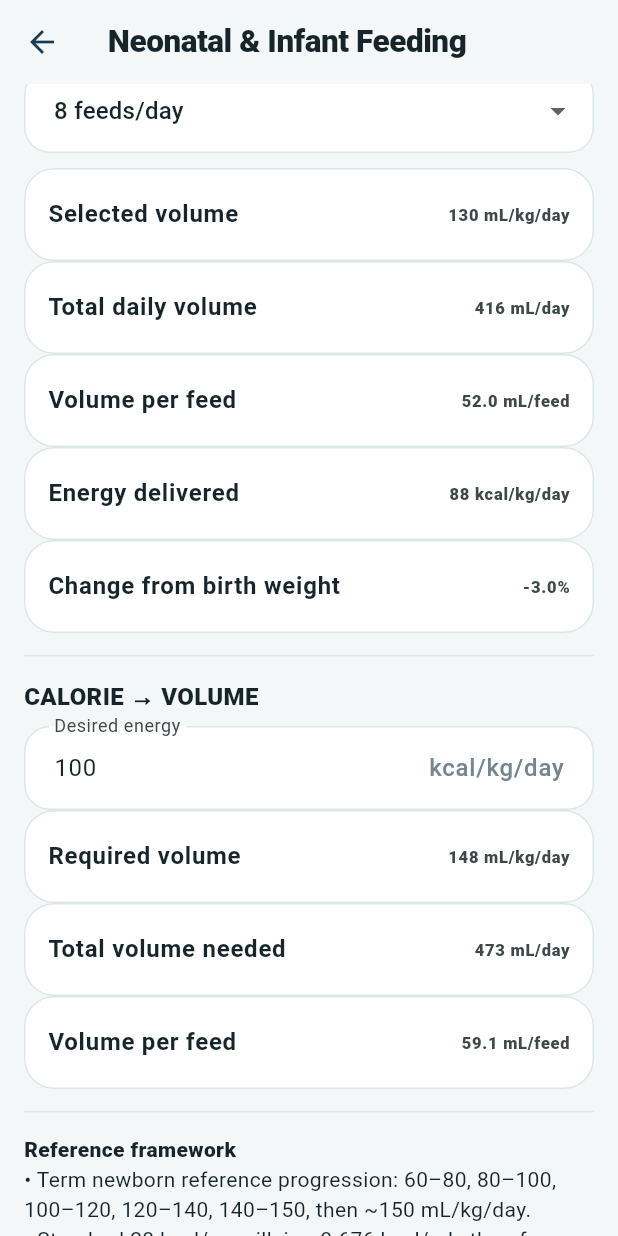
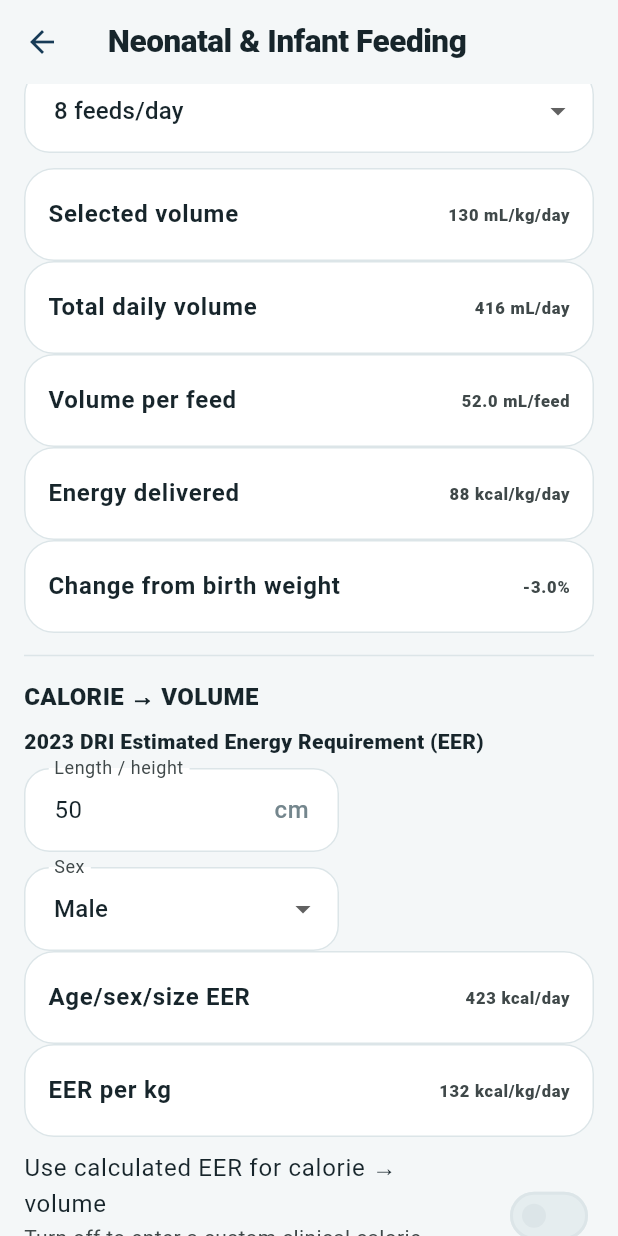
Before and after one commit to extraxen/pedsflow, a Flutter app: the InfantFeedingScreen screen opened directly, scrolled down 576 dp, on a phone screen of 412 x 824 dp. Run offline on Flutter 3.47's test engine with Material 3 defaults, Android fonts, the phone set to English and light mode, and no system bars; our stand-ins replace image_picker, shared_preferences; missing offline and left inert: dart:js_interop; accounts and stored records are empty.

Commit message:
Add infant age-based energy requirements
* Add 2023 DRI infant EER calculations

* Add age-based infant EER to feeding calculator

* Test infant EER calculations

```diff
--- a/lib/features/neonatal/infant_feeding_engine.dart
+++ b/lib/features/neonatal/infant_feeding_engine.dart
@@ -9,6 +9,8 @@ class InfantFeedingTarget {
   double get midpoint => (minMlKgDay + maxMlKgDay) / 2;
 }
 
+enum InfantSex { male, female }
+
 class InfantFeedingEngine {
   static InfantFeedingTarget termTargetForDol(int dol) {
     if (dol <= 0) return const InfantFeedingTarget(60, 80, 'First 24 hours');
@@ -18,10 +20,36 @@ class InfantFeedingEngine {
     if (dol == 4) return const InfantFeedingTarget(140, 150, 'Day of life 4');
     return const InfantFeedingTarget(150, 150, 'Day of life 5+');
   }
+
   static double dailyVolume({required double weightKg, required double mlKgDay}) => weightKg * mlKgDay;
   static double volumePerFeed({required double weightKg, required double mlKgDay, required int feedsPerDay}) => dailyVolume(weightKg: weightKg, mlKgDay: mlKgDay) / feedsPerDay;
   static double kcalPerMl(double kcalPerOz) => kcalPerOz / 29.5735;
   static double kcalKgDay({required double mlKgDay, required double kcalPerOz}) => mlKgDay * kcalPerMl(kcalPerOz);
   static double mlKgDayFromCalories({required double targetKcalKgDay, required double kcalPerOz}) => targetKcalKgDay / kcalPerMl(kcalPerOz);
   static double percentWeightChange({required double birthWeightKg, required double currentWeightKg}) => (currentWeightKg - birthWeightKg) / birthWeightKg * 100;
+
+  // 2023 Dietary Reference Intakes for Energy (US/Canada), ages 0 to <3 y.
+  // Age is entered in days and converted to years; height is cm and weight kg.
+  static double eerKcalDay({
+    required int ageDays,
+    required double heightCm,
+    required double weightKg,
+    required InfantSex sex,
+  }) {
+    final ageYears = ageDays / 365.25;
+    final ageMonths = ageDays / 30.4375;
+    if (sex == InfantSex.male) {
+      final growth = ageMonths < 3 ? 200.0 : ageMonths < 6 ? 50.0 : 20.0;
+      return -716.45 - ageYears + 17.82 * heightCm + 15.06 * weightKg + growth;
+    }
+    final growth = ageMonths < 3 ? 180.0 : ageMonths < 6 ? 60.0 : ageMonths < 12 ? 20.0 : 15.0;
+    return -69.15 + 80.0 * ageYears + 2.65 * heightCm + 54.15 * weightKg + growth;
+  }
+
+  static double eerKcalKgDay({
+    required int ageDays,
+    required double heightCm,
+    required double weightKg,
+    required InfantSex sex,
+  }) => eerKcalDay(ageDays: ageDays, heightCm: heightCm, weightKg: weightKg, sex: sex) / weightKg;
 }
--- a/lib/features/neonatal/infant_feeding_screen.dart
+++ b/lib/features/neonatal/infant_feeding_screen.dart
@@ -17,6 +17,9 @@ class _InfantFeedingScreenState extends State<InfantFeedingScreen> {
   final volumeGoal = TextEditingController(text: '130');
   final kcalOz = TextEditingController(text: '20');
   final calorieGoal = TextEditingController(text: '100');
+  final height = TextEditingController(text: '50');
+  InfantSex sex = InfantSex.male;
+  bool useEer = false;
   int feeds = 8;
   bool useDolTarget = true;
 
@@ -26,7 +29,7 @@ class _InfantFeedingScreenState extends State<InfantFeedingScreen> {
   @override
   void dispose() {
     weight.dispose(); birthWeight.dispose(); ageDays.dispose(); volumeGoal.dispose();
-    kcalOz.dispose(); calorieGoal.dispose(); super.dispose();
+    kcalOz.dispose(); calorieGoal.dispose(); height.dispose(); super.dispose();
   }
 
   Widget field(TextEditingController c, String label, String suffix) => TextField(
@@ -55,7 +58,12 @@ class _InfantFeedingScreenState extends State<InfantFeedingScreen> {
     final daily = w != null && selectedMlKg != null ? InfantFeedingEngine.dailyVolume(weightKg: w, mlKgDay: selectedMlKg) : null;
     final perFeed = w != null && selectedMlKg != null ? InfantFeedingEngine.volumePerFeed(weightKg: w, mlKgDay: selectedMlKg, feedsPerDay: feeds) : null;
     final energy = selectedMlKg != null && density != null ? InfantFeedingEngine.kcalKgDay(mlKgDay: selectedMlKg, kcalPerOz: density) : null;
-    final desired = n(calorieGoal);
+    final h = n(height);
+    final eer = days != null && days >= 0 && days < 1096 && w != null && w > 0 && h != null && h > 0
+        ? InfantFeedingEngine.eerKcalDay(ageDays: days, heightCm: h, weightKg: w, sex: sex)
+        : null;
+    final eerKg = eer != null && w != null ? eer / w : null;
+    final desired = useEer && eerKg != null ? eerKg : n(calorieGoal);
     final reverse = desired != null && density != null && density > 0 ? InfantFeedingEngine.mlKgDayFromCalories(targetKcalKgDay: desired, kcalPerOz: density) : null;
     final change = w != null && bw != null && bw > 0 ? InfantFeedingEngine.percentWeightChange(birthWeightKg: bw, currentWeightKg: w) : null;
 
@@ -100,7 +108,32 @@ class _InfantFeedingScreenState extends State<InfantFeedingScreen> {
         const Divider(height: 30),
         const Text('CALORIE → VOLUME', style: TextStyle(fontWeight: FontWeight.w900, fontSize: 16)),
         const SizedBox(height: 8),
-        field(calorieGoal, 'Desired energy', 'kcal/kg/day'),
+        const Text('2023 DRI Estimated Energy Requirement (EER)', style: TextStyle(fontWeight: FontWeight.w800)),
+        const SizedBox(height: 8),
+        Wrap(spacing: 10, runSpacing: 10, children: [
+          SizedBox(width: 210, child: field(height, 'Length / height', 'cm')),
+          SizedBox(width: 210, child: DropdownButtonFormField<InfantSex>(
+            initialValue: sex,
+            decoration: const InputDecoration(labelText: 'Sex', border: OutlineInputBorder()),
+            items: const [
+              DropdownMenuItem(value: InfantSex.male, child: Text('Male')),
+              DropdownMenuItem(value: InfantSex.female, child: Text('Female')),
+            ],
+            onChanged: (v) => setState(() => sex = v ?? sex),
+          )),
+        ]),
+        if (eer != null && eerKg != null) ...[
+          result('Age/sex/size EER', eer.toStringAsFixed(0) + ' kcal/day'),
+          result('EER per kg', eerKg.toStringAsFixed(0) + ' kcal/kg/day'),
+          SwitchListTile(
+            contentPadding: EdgeInsets.zero,
+            title: const Text('Use calculated EER for calorie → volume'),
+            subtitle: const Text('Turn off to enter a custom clinical calorie target.'),
+            value: useEer,
+            onChanged: (v) => setState(() => useEer = v),
+          ),
+        ],
+        if (!useEer || eerKg == null) field(calorieGoal, 'Desired energy', 'kcal/kg/day'),
         if (reverse != null) ...[
           result('Required volume', reverse.toStringAsFixed(0) + ' mL/kg/day'),
           if (w != null) result('Total volume needed', (reverse * w).toStringAsFixed(0) + ' mL/day'),
@@ -110,6 +143,7 @@ class _InfantFeedingScreenState extends State<InfantFeedingScreen> {
         const Text('Reference framework', style: TextStyle(fontWeight: FontWeight.w900)),
         const Text('• Term newborn reference progression: 60–80, 80–100, 100–120, 120–140, 140–150, then ~150 mL/kg/day.\n'
           '• Standard 20 kcal/oz milk is ~0.676 kcal/mL; therefore 150 mL/kg/day provides ~101 kcal/kg/day.\n'
+          '• Infant EER uses the 2023 Dietary Reference Intakes for Energy equations for ages 0 to <3 years (age, sex, length/height and weight); it is an estimate, not a fixed kcal/kg/day requirement.\n'
           '• Preterm infants should use the separate Specific Patient Feeding Plan / local NICU pathway; do not apply this term progression blindly.\n'
           '• Healthy direct breastfeeding should be assessed clinically rather than prescribed a fixed mL/feed solely from this calculator.'),
         const SizedBox(height: 10),
```
Also changed, not shown: 1 other file.
